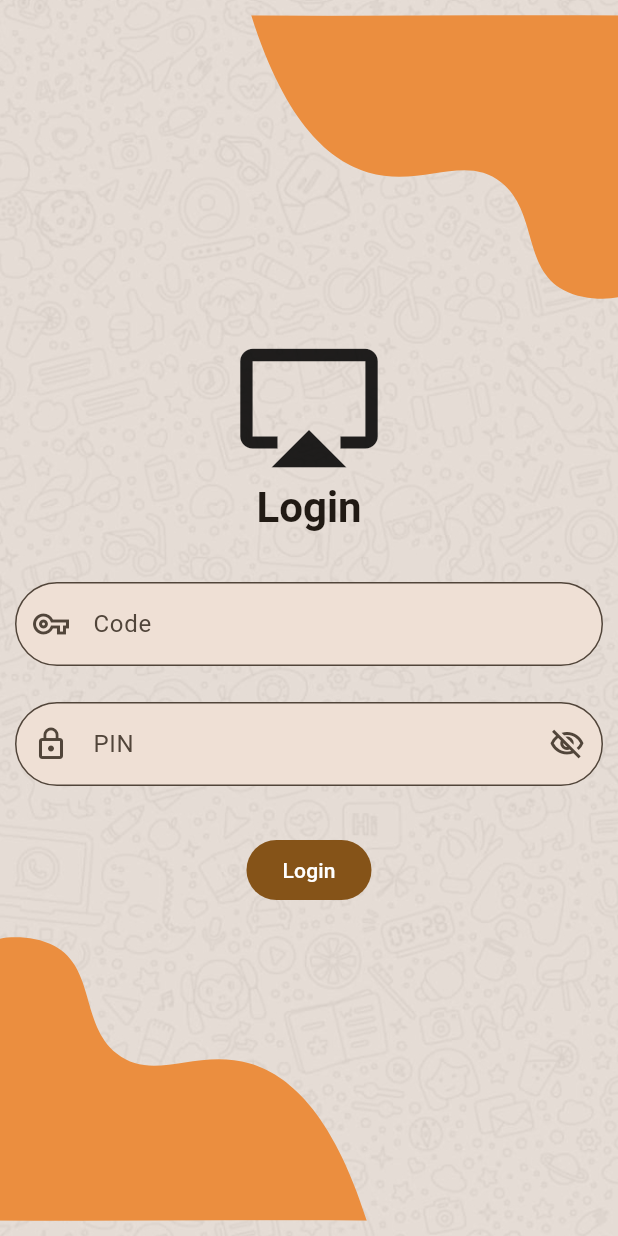
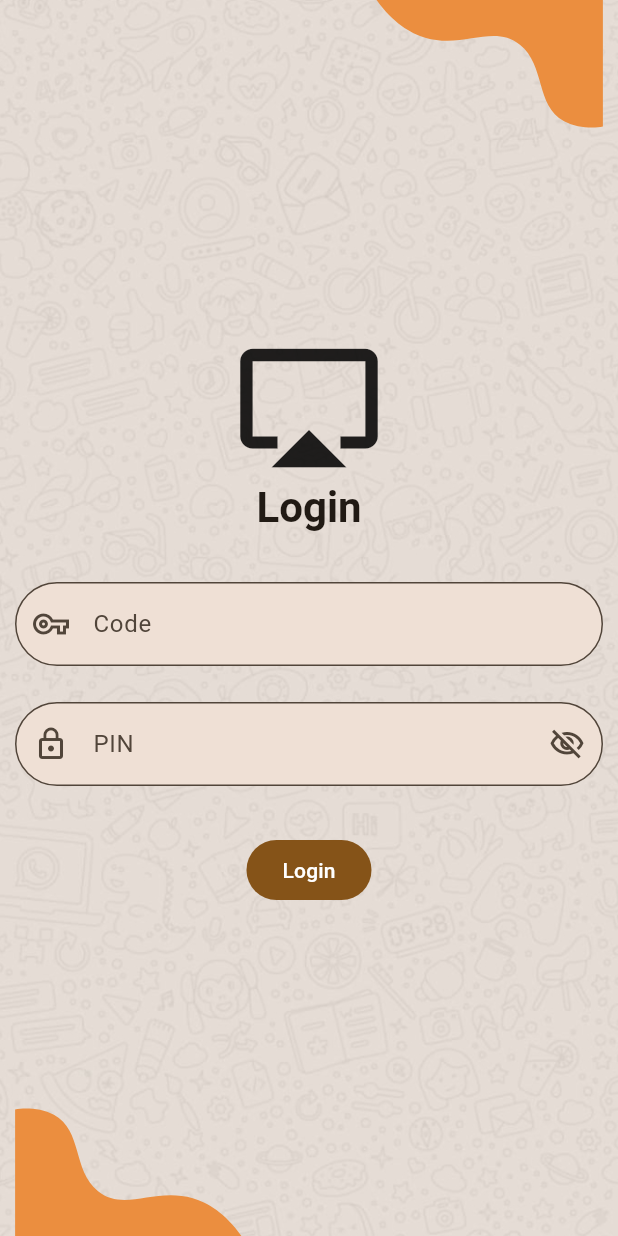
Before and after one commit to samuelantwi103/progress_meter, a Flutter app: the screen it shows after launch, on a phone screen of 412 x 824 dp. Run offline on Flutter 3.47's test engine with Material 3 defaults, Android fonts, the phone set to English and light mode, and no system bars; drawn by our look-alikes of lottie; our stand-ins replace animated_splash_screen, cloud_firestore, firebase_core; accounts and stored records are empty.

Commit message:
fixed login screen issue

```diff
--- a/progress_meter/lib/pages/login.dart
+++ b/progress_meter/lib/pages/login.dart
@@ -49,8 +49,9 @@ class LoginPageState extends State<LoginPage>
               ),
             ),
             Positioned(
-              child: SizedBox.square(
-                  dimension: MediaQuery.of(context).size.width,
+              child: SizedBox(
+                  width: MediaQuery.of(context).size.width,
+                  height: 0.2 * MediaQuery.of(context).size.height,
                   child: LottieBuilder.asset(
                     "assets/corner_anim.json",
                     // controller: CurvedAnimation(
@@ -61,15 +62,16 @@ class LoginPageState extends State<LoginPage>
                     //     curve: Curves.bounceInOut),
                     repeat: true,
                   )),
-              right: 0,
-              top: -80,
+              right: -0.06 * MediaQuery.of(context).size.height,
+              top: -0.06 * MediaQuery.of(context).size.height,
             ),
             Positioned(
-
               child: RotatedBox(
                 quarterTurns: 2,
-                child: SizedBox.square(
-                    dimension: MediaQuery.of(context).size.width,
+                child: SizedBox(
+                    width: MediaQuery.of(context).size.width,
+                    height: 0.2 * MediaQuery.of(context).size.height,
+                    // height: 0.0 * MediaQuery.of(context).size.height,
                     child: LottieBuilder.asset(
                       "assets/corner_anim.json",
                       // frameRate: FrameRate(320),
@@ -82,8 +84,8 @@ class LoginPageState extends State<LoginPage>
                       repeat: true,
                     )),
               ),
-              left: 0,
-              bottom: -80,
+              left: -0.06 * MediaQuery.of(context).size.height,
+              bottom: -0.06 * MediaQuery.of(context).size.height,
             ),
             Center(
               child: Form(
```
Also changed, not shown: progress_meter/lib/components/splash.dart (+21 -4 lines).
